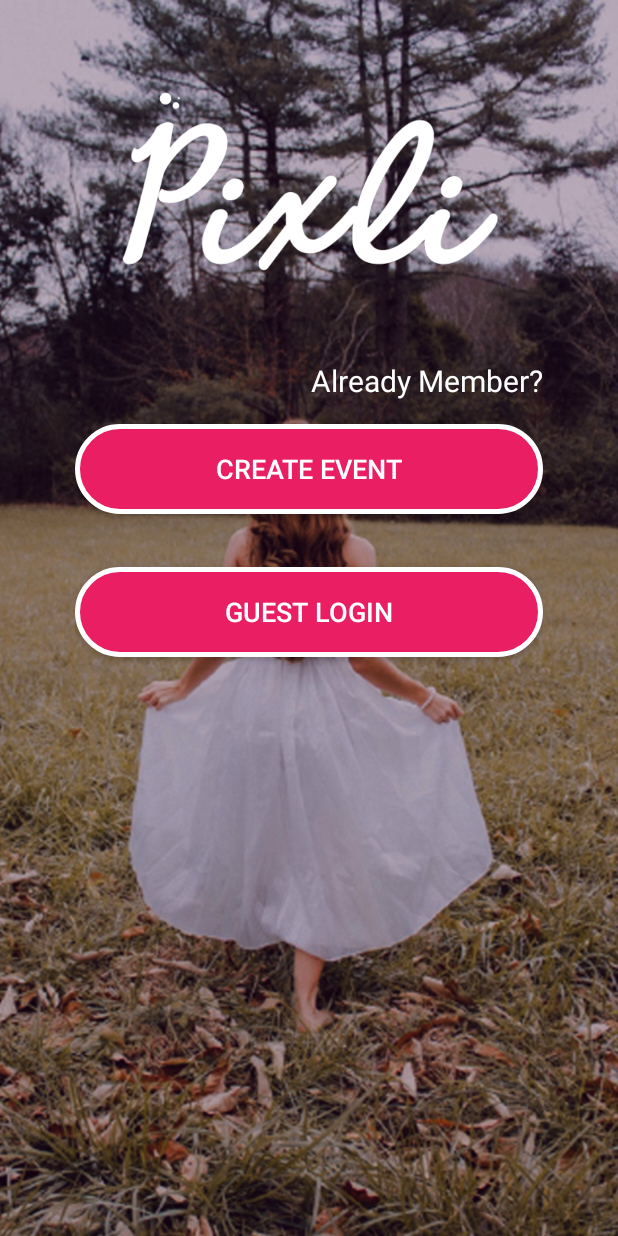
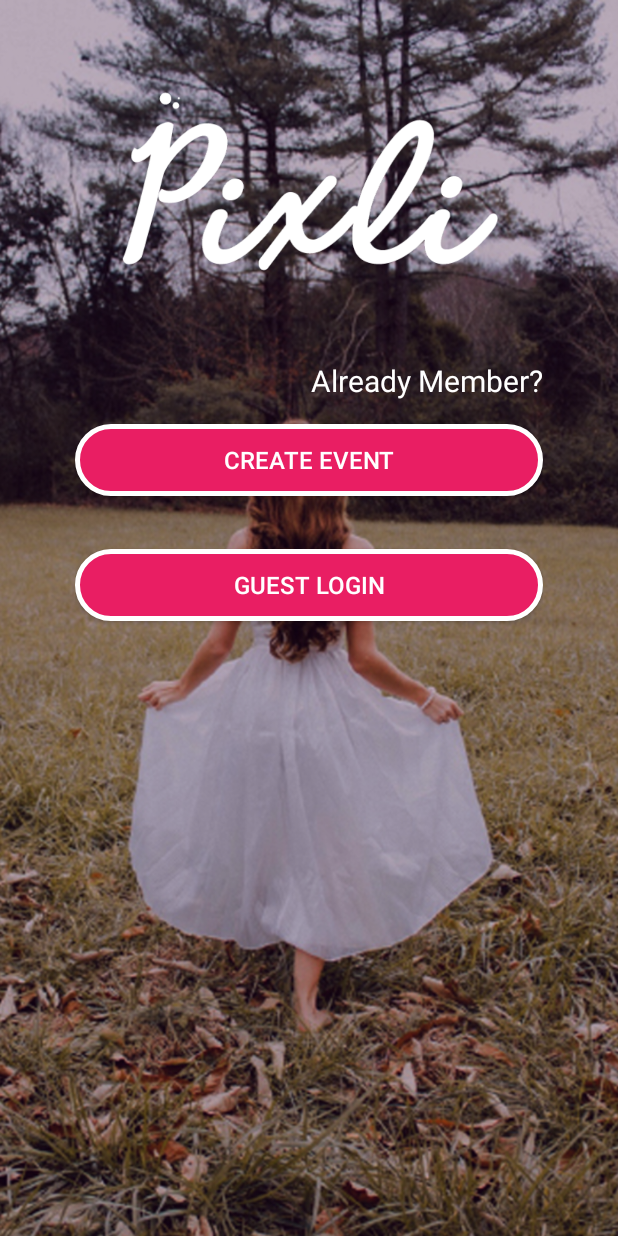
Before and after one commit to raza-ahmed/UI_pixli, an Android app: the screen it shows after launch (MainActivity), on a phone screen of 412 x 824 dp. Run offline under Robolectric (Android 15) with nearby library versions, the phone set to English and light mode, and no system bars.

```diff
--- a/app/src/main/res/drawable/shape.xml
+++ b/app/src/main/res/drawable/shape.xml
@@ -16,7 +16,7 @@
         android:top="0dp" />
     <size
         android:width="250dp"
-        android:height="60dp" />
+        android:height="45dp" />
     <stroke
         android:width="3dp"
         android:color="#ffffff" />
--- a/app/src/main/res/layout/activity_main.xml
+++ b/app/src/main/res/layout/activity_main.xml
@@ -58,7 +58,7 @@
             android:background="@drawable/shape"
             android:onClick="openLogin"
             android:text="Create Event"
-            android:textSize="18sp"
+            android:textSize="16sp"
             android:textColor="@android:color/white" />
         <LinearLayout
             android:layout_width="match_parent"
@@ -75,7 +75,7 @@
             android:background="@drawable/shape"
             android:onClick="openCreateEvent"
             android:text="Guest Login"
-            android:textSize="18sp"
+            android:textSize="16sp"
             android:textColor="@android:color/white" />
 
 
```
